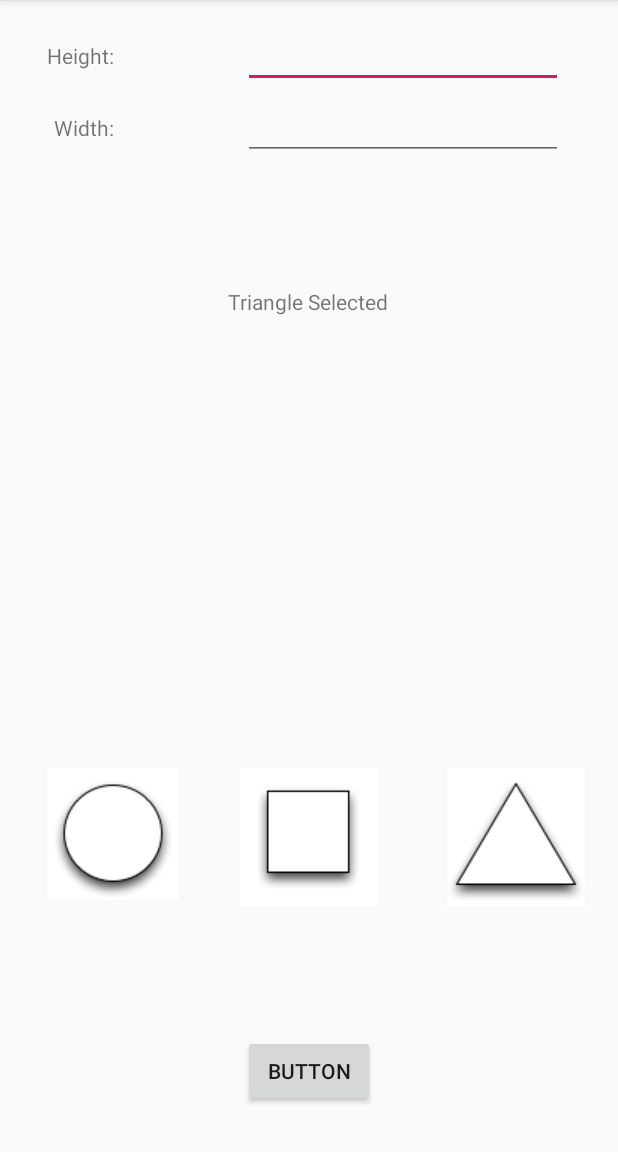
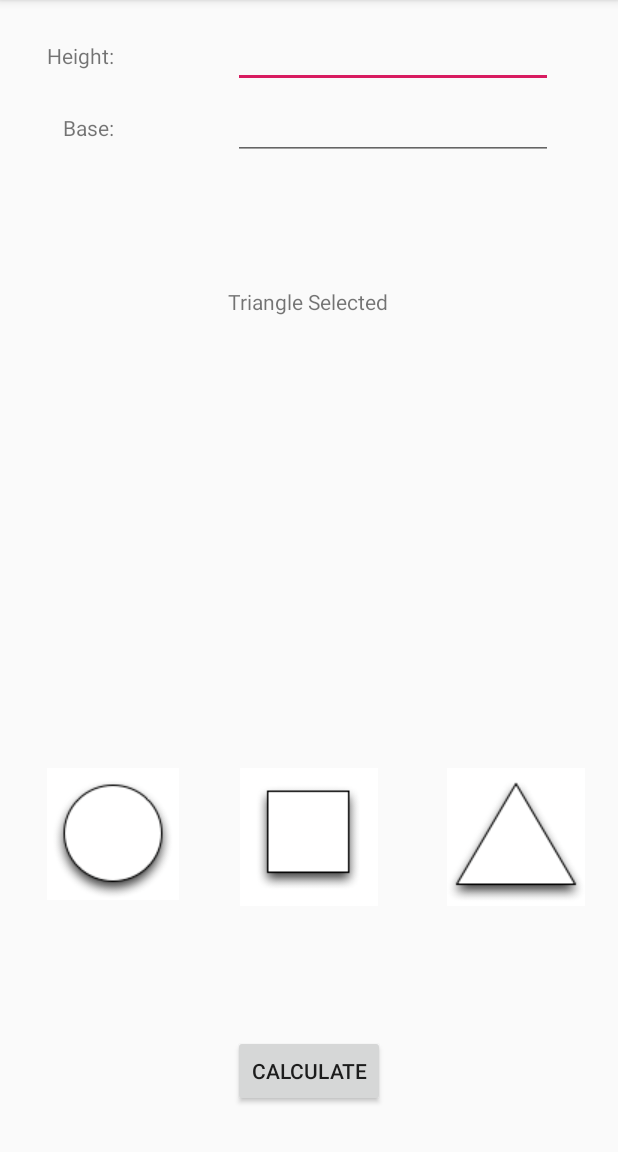
Before and after one commit to lphung1/shape-calculator-app, an Android app: the screen it shows after launch (MainActivity), after a tap on an icon or button, on a phone screen of 412 x 824 dp, the part 84-1236 px from its top. Run offline under Robolectric (Android 15) with nearby library versions, the phone set to English and light mode, and no system bars; 1 other tap on this screen came first.

Commit message:
small fixes

```diff
--- a/app/src/main/java/com/example/loiphung/shapes/MainActivity.java
+++ b/app/src/main/java/com/example/loiphung/shapes/MainActivity.java
@@ -37,6 +37,7 @@ public class MainActivity extends AppCompatActivity {
         final TextView shapeText = findViewById(R.id.shapeSelected);
 
         shapeText.setText("No shape selected");
+        calculate.setText("Calculate");
 
 
         calculate.setOnClickListener(new View.OnClickListener() {
@@ -54,7 +55,7 @@ public class MainActivity extends AppCompatActivity {
                 }
                 else if(shapeText.getText() == "Circle Selected"){
                     //if values are empty
-                    if (length1.getText().toString().isEmpty() || length2.getText().toString().isEmpty()){
+                    if (length1.getText().toString().isEmpty()){
                         Toast t = Toast.makeText(MainActivity.this, "Please enter missing value", Toast.LENGTH_LONG);
                         t.setGravity(Gravity.CENTER_HORIZONTAL,0,0);
                         t.show();
@@ -134,7 +135,7 @@ public class MainActivity extends AppCompatActivity {
             public void onClick(View v) {
                 shapeText.setText("Triangle Selected");
                 length1Text.setText("Height: ");
-                length2Text.setText("Width: ");
+                length2Text.setText("Base: ");
                 findViewById(R.id.length2).setEnabled(true);
 
             }
```
